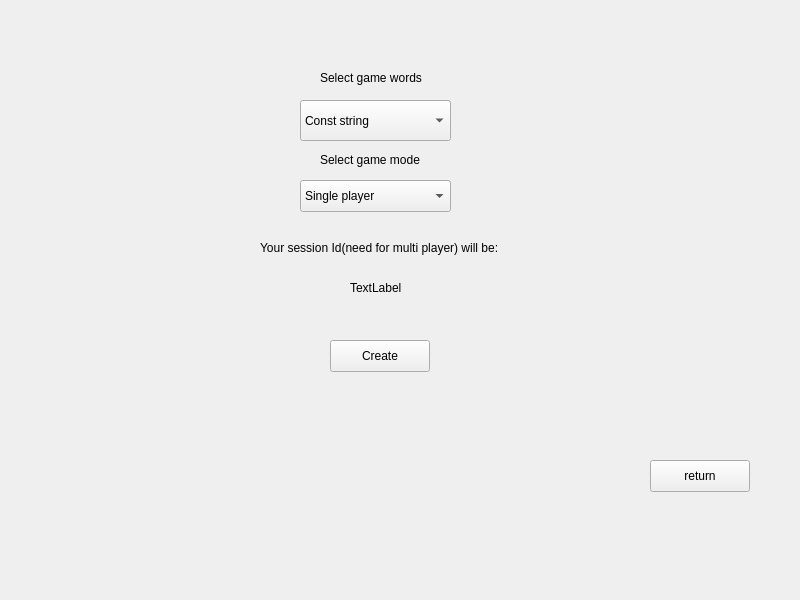
The window that client/src/createwindow.ui (khbminus/fastTyping) describes before a commit, drawn with Qt 5.
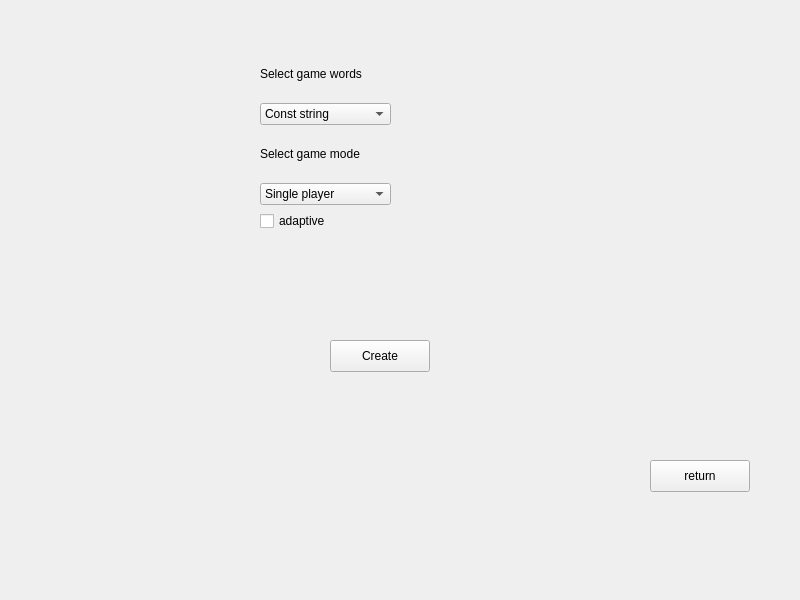
The same window after the commit.

Commit message: adaptive dictionaries

What changed in the file:
```diff
--- a/client/src/createwindow.ui
+++ b/client/src/createwindow.ui
@@ -14,39 +14,6 @@
    <string>MainWindow</string>
   </property>
   <widget class="QWidget" name="centralwidget">
-   <widget class="QComboBox" name="WordsBox">
-    <property name="geometry">
-     <rect>
-      <x>300</x>
-      <y>100</y>
-      <width>151</width>
-      <height>41</height>
-     </rect>
-    </property>
-    <item>
-     <property name="text">
-      <string>Const string</string>
-     </property>
-    </item>
-    <item>
-     <property name="text">
-      <string>Const string 2</string>
-     </property>
-    </item>
-   </widget>
-   <widget class="QLabel" name="label">
-    <property name="geometry">
-     <rect>
-      <x>320</x>
-      <y>70</y>
-      <width>131</width>
-      <height>16</height>
-     </rect>
-    </property>
-    <property name="text">
-     <string>Select game words</string>
-    </property>
-   </widget>
    <widget class="QPushButton" name="ReturnButton">
     <property name="geometry">
      <rect>
@@ -60,65 +27,6 @@
      <string>return</string>
     </property>
    </widget>
-   <widget class="QComboBox" name="ModeBox">
-    <property name="geometry">
-     <rect>
-      <x>300</x>
-      <y>180</y>
-      <width>151</width>
-      <height>32</height>
-     </rect>
-    </property>
-    <item>
-     <property name="text">
-      <string>Single player</string>
-     </property>
-    </item>
-    <item>
-     <property name="text">
-      <string>Multi player</string>
-     </property>
-    </item>
-   </widget>
-   <widget class="QLabel" name="label_2">
-    <property name="geometry">
-     <rect>
-      <x>320</x>
-      <y>150</y>
-      <width>131</width>
-      <height>20</height>
-     </rect>
-    </property>
-    <property name="text">
-     <string>Select game mode</string>
-    </property>
-   </widget>
-   <widget class="QLabel" name="label_3">
-    <property name="geometry">
-     <rect>
-      <x>260</x>
-      <y>240</y>
-      <width>271</width>
-      <height>16</height>
-     </rect>
-    </property>
-    <property name="text">
-     <string>Your session Id(need for multi player) will be:</string>
-    </property>
-   </widget>
-   <widget class="QLabel" name="SessionId">
-    <property name="geometry">
-     <rect>
-      <x>350</x>
-      <y>280</y>
-      <width>58</width>
-      <height>16</height>
-     </rect>
-    </property>
-    <property name="text">
-     <string>TextLabel</string>
-    </property>
-   </widget>
    <widget class="QPushButton" name="CreateButton">
     <property name="geometry">
      <rect>
@@ -132,6 +40,67 @@
      <string>Create</string>
     </property>
    </widget>
+   <widget class="QWidget" name="">
+    <property name="geometry">
+     <rect>
+      <x>260</x>
+      <y>50</y>
+      <width>131</width>
+      <height>181</height>
+     </rect>
+    </property>
+    <layout class="QVBoxLayout" name="verticalLayout">
+     <item>
+      <widget class="QLabel" name="label">
+       <property name="text">
+        <string>Select game words</string>
+       </property>
+      </widget>
+     </item>
+     <item>
+      <widget class="QComboBox" name="WordsBox">
+       <item>
+        <property name="text">
+         <string>Const string</string>
+        </property>
+       </item>
+       <item>
+        <property name="text">
+         <string>Const string 2</string>
+        </property>
+       </item>
+      </widget>
+     </item>
+     <item>
+      <widget class="QLabel" name="label_2">
+       <property name="text">
+        <string>Select game mode</string>
+       </property>
+      </widget>
+     </item>
+     <item>
+      <widget class="QComboBox" name="ModeBox">
+       <item>
+        <property name="text">
+         <string>Single player</string>
+        </property>
+       </item>
+       <item>
+        <property name="text">
+         <string>Multi player</string>
+        </property>
+       </item>
+      </widget>
+     </item>
+     <item>
+      <widget class="QCheckBox" name="is_adaptive">
+       <property name="text">
+        <string>adaptive</string>
+       </property>
+      </widget>
+     </item>
+    </layout>
+   </widget>
   </widget>
  </widget>
  <resources/>
```
The commit also changes 13 other files.
